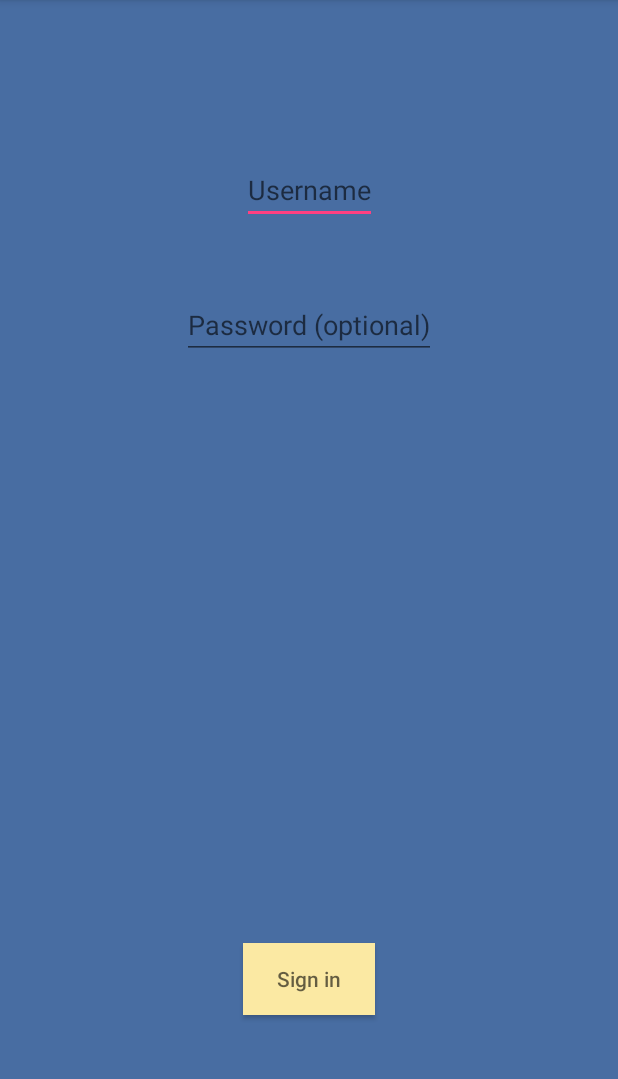
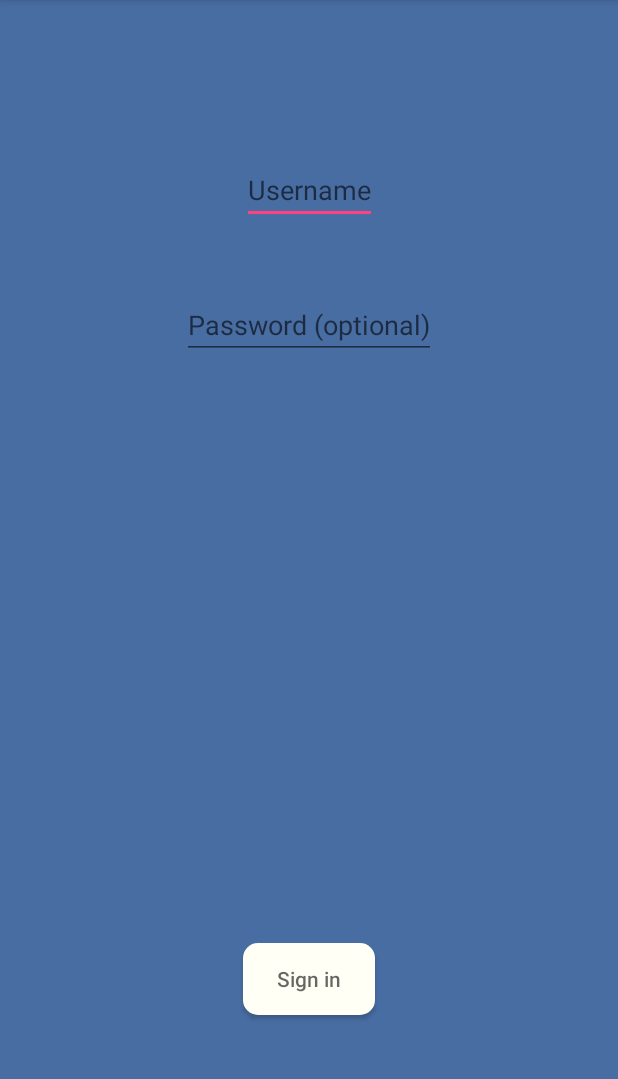
Before and after one commit to CamiloGarciaLaRotta/Group10, an Android app: the Login screen opened directly, with no data from a screen before it, on a phone screen of 412 x 824 dp, the part 84-1163 px from its top. Run offline under Robolectric (Android 15) with nearby library versions, the phone set to English and light mode, and no system bars; 2 statements that could not run were skipped.

Commit message:
changed button look on login

```diff
--- a/APP/Mobile/MOBILE/app/src/main/res/layout/activity_login.xml
+++ b/APP/Mobile/MOBILE/app/src/main/res/layout/activity_login.xml
@@ -59,7 +59,7 @@
         android:layout_width="wrap_content"
         android:layout_height="wrap_content"
         android:layout_marginBottom="91dp"
-        android:background="@color/buttonBackground"
+        android:background="@drawable/descriptionbackground"
         android:hint="@string/action_sign_in"
         android:onClick="loginClicked"
         android:textColor="@color/Black"
```
